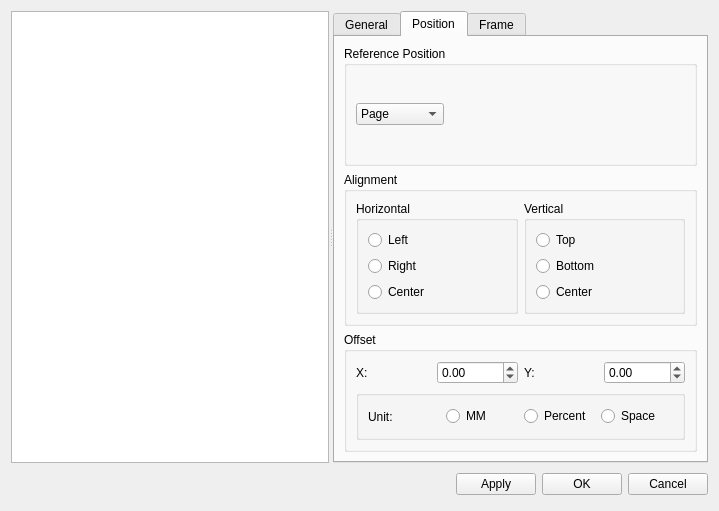
Above: mscore/mscore/textstyle.ui from musescore/musescore-old before the change. Below: the same form after it.
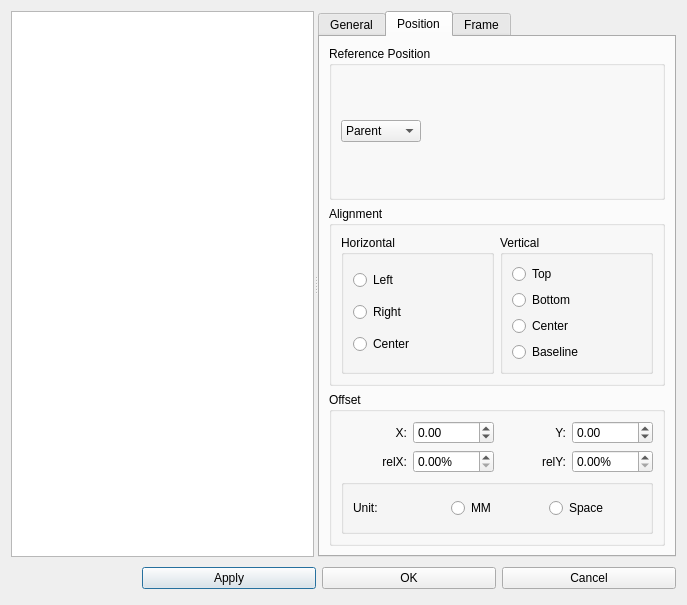
That is the form after the change. The open tabs and pages were chosen to show the change. Custom widgets are drawn as their Qt base class.

The edit to the form file:
```diff
--- a/mscore/mscore/textstyle.ui
+++ b/mscore/mscore/textstyle.ui
@@ -5,8 +5,8 @@
    <rect>
     <x>0</x>
     <y>0</y>
-    <width>719</width>
-    <height>511</height>
+    <width>687</width>
+    <height>605</height>
    </rect>
   </property>
   <property name="windowTitle" >
@@ -24,7 +24,7 @@
       </property>
       <widget class="QListWidget" name="textNames" >
        <property name="sizePolicy" >
-        <sizepolicy vsizetype="Fixed" hsizetype="Fixed" >
+        <sizepolicy vsizetype="Expanding" hsizetype="Expanding" >
          <horstretch>0</horstretch>
          <verstretch>0</verstretch>
         </sizepolicy>
@@ -35,6 +35,14 @@
         <number>0</number>
        </property>
        <widget class="QWidget" name="tab1" >
+        <property name="geometry" >
+         <rect>
+          <x>0</x>
+          <y>0</y>
+          <width>407</width>
+          <height>457</height>
+         </rect>
+        </property>
         <attribute name="title" >
          <string>General</string>
         </attribute>
@@ -235,7 +243,7 @@
              <property name="orientation" >
               <enum>Qt::Horizontal</enum>
              </property>
-             <property name="sizeHint" >
+             <property name="sizeHint" stdset="0" >
               <size>
                <width>40</width>
                <height>20</height>
@@ -275,6 +283,14 @@
         </layout>
        </widget>
        <widget class="QWidget" name="tab2" >
+        <property name="geometry" >
+         <rect>
+          <x>0</x>
+          <y>0</y>
+          <width>407</width>
+          <height>457</height>
+         </rect>
+        </property>
         <attribute name="title" >
          <string>Position</string>
         </attribute>
@@ -319,22 +335,22 @@
              <widget class="QComboBox" name="referencePos" >
               <item>
                <property name="text" >
-                <string>Page</string>
+                <string>Parent</string>
                </property>
               </item>
               <item>
                <property name="text" >
-                <string>Time Tick</string>
+                <string>Measure</string>
                </property>
               </item>
               <item>
                <property name="text" >
-                <string>Note Head</string>
+                <string>Staff</string>
                </property>
               </item>
               <item>
                <property name="text" >
-                <string>System</string>
+                <string>Segment</string>
                </property>
               </item>
              </widget>
@@ -344,7 +360,7 @@
               <property name="orientation" >
                <enum>Qt::Horizontal</enum>
               </property>
-              <property name="sizeHint" >
+              <property name="sizeHint" stdset="0" >
                <size>
                 <width>40</width>
                 <height>20</height>
@@ -463,6 +479,13 @@
                  </property>
                 </widget>
                </item>
+               <item>
+                <widget class="QRadioButton" name="radioButton" >
+                 <property name="text" >
+                  <string>Baseline</string>
+                 </property>
+                </widget>
+               </item>
               </layout>
              </widget>
             </item>
@@ -474,40 +497,10 @@
            <property name="title" >
             <string>Offset</string>
            </property>
-           <layout class="QVBoxLayout" >
-            <property name="spacing" >
-             <number>6</number>
-            </property>
-            <property name="leftMargin" >
-             <number>9</number>
-            </property>
-            <property name="topMargin" >
-             <number>9</number>
-            </property>
-            <property name="rightMargin" >
-             <number>9</number>
-            </property>
-            <property name="bottomMargin" >
-             <number>9</number>
-            </property>
+           <layout class="QVBoxLayout" name="verticalLayout" >
             <item>
-             <layout class="QHBoxLayout" >
-              <property name="spacing" >
-               <number>6</number>
-              </property>
-              <property name="leftMargin" >
-               <number>0</number>
-              </property>
-              <property name="topMargin" >
-               <number>0</number>
-              </property>
-              <property name="rightMargin" >
-               <number>0</number>
-              </property>
-              <property name="bottomMargin" >
-               <number>0</number>
-              </property>
-              <item>
+             <layout class="QGridLayout" name="gridLayout_2" >
+              <item row="0" column="0" >
                <widget class="QLabel" name="label_8" >
                 <property name="text" >
                  <string>X:</string>
@@ -515,12 +508,15 @@
                 <property name="textFormat" >
                  <enum>Qt::PlainText</enum>
                 </property>
+                <property name="alignment" >
+                 <set>Qt::AlignRight|Qt::AlignTrailing|Qt::AlignVCenter</set>
+                </property>
                </widget>
               </item>
-              <item>
+              <item row="0" column="1" >
                <widget class="QDoubleSpinBox" name="xOffset" >
                 <property name="sizePolicy" >
-                 <sizepolicy vsizetype="Fixed" hsizetype="Fixed" >
+                 <sizepolicy vsizetype="Fixed" hsizetype="Preferred" >
                   <horstretch>0</horstretch>
                   <verstretch>0</verstretch>
                  </sizepolicy>
@@ -533,7 +529,7 @@
                 </property>
                </widget>
               </item>
-              <item>
+              <item row="0" column="2" >
                <widget class="QLabel" name="label_9" >
                 <property name="text" >
                  <string>Y:</string>
@@ -541,12 +537,15 @@
                 <property name="textFormat" >
                  <enum>Qt::PlainText</enum>
                 </property>
+                <property name="alignment" >
+                 <set>Qt::AlignRight|Qt::AlignTrailing|Qt::AlignVCenter</set>
+                </property>
                </widget>
               </item>
-              <item>
+              <item row="0" column="3" >
                <widget class="QDoubleSpinBox" name="yOffset" >
                 <property name="sizePolicy" >
-                 <sizepolicy vsizetype="Fixed" hsizetype="Fixed" >
+                 <sizepolicy vsizetype="Fixed" hsizetype="Preferred" >
                   <horstretch>0</horstretch>
                   <verstretch>0</verstretch>
                  </sizepolicy>
@@ -559,6 +558,52 @@
                 </property>
                </widget>
               </item>
+              <item row="1" column="0" >
+               <widget class="QLabel" name="label_11" >
+                <property name="text" >
+                 <string>relX:</string>
+                </property>
+                <property name="alignment" >
+                 <set>Qt::AlignRight|Qt::AlignTrailing|Qt::AlignVCenter</set>
+                </property>
+               </widget>
+              </item>
+              <item row="1" column="1" >
+               <widget class="QDoubleSpinBox" name="doubleSpinBox" >
+                <property name="sizePolicy" >
+                 <sizepolicy vsizetype="Fixed" hsizetype="Preferred" >
+                  <horstretch>0</horstretch>
+                  <verstretch>0</verstretch>
+                 </sizepolicy>
+                </property>
+                <property name="suffix" >
+                 <string>%</string>
+                </property>
+               </widget>
+              </item>
+              <item row="1" column="2" >
+               <widget class="QLabel" name="label_12" >
+                <property name="text" >
+                 <string>relY:</string>
+                </property>
+                <property name="alignment" >
+                 <set>Qt::AlignRight|Qt::AlignTrailing|Qt::AlignVCenter</set>
+                </property>
+               </widget>
+              </item>
+              <item row="1" column="3" >
+               <widget class="QDoubleSpinBox" name="doubleSpinBox_2" >
+                <property name="sizePolicy" >
+                 <sizepolicy vsizetype="Fixed" hsizetype="Preferred" >
+                  <horstretch>0</horstretch>
+                  <verstretch>0</verstretch>
+                 </sizepolicy>
+                </property>
+                <property name="suffix" >
+                 <string>%</string>
+                </property>
+               </widget>
+              </item>
              </layout>
             </item>
             <item>
@@ -599,13 +644,6 @@
                  </property>
                 </widget>
                </item>
-               <item>
-                <widget class="QRadioButton" name="unitPercent" >
-                 <property name="text" >
-                  <string>Percent</string>
-                 </property>
-                </widget>
-               </item>
                <item>
                 <widget class="QRadioButton" name="unitSpace" >
                  <property name="text" >
@@ -622,10 +660,18 @@
         </layout>
        </widget>
        <widget class="QWidget" name="tab3" >
+        <property name="geometry" >
+         <rect>
+          <x>0</x>
+          <y>0</y>
+          <width>407</width>
+          <height>457</height>
+         </rect>
+        </property>
         <attribute name="title" >
          <string>Frame</string>
         </attribute>
-        <layout class="QGridLayout" >
+        <layout class="QGridLayout" name="gridLayout" >
          <item row="0" column="0" >
           <widget class="QLabel" name="label" >
            <property name="text" >
@@ -636,17 +682,17 @@
            </property>
           </widget>
          </item>
-         <item row="0" column="1" >
+         <item row="0" column="1" colspan="2" >
           <widget class="QDoubleSpinBox" name="borderWidth" />
          </item>
-         <item row="0" column="2" >
+         <item row="0" column="3" >
           <widget class="QLabel" name="label_5" >
            <property name="text" >
             <string>padding width</string>
            </property>
           </widget>
          </item>
-         <item row="0" column="3" >
+         <item row="0" column="4" >
           <widget class="QDoubleSpinBox" name="paddingWidth" />
          </item>
          <item row="1" column="0" >
@@ -659,7 +705,7 @@
            </property>
           </widget>
          </item>
-         <item row="1" column="1" >
+         <item row="1" column="1" colspan="2" >
           <widget class="QDoubleSpinBox" name="marginWidth" />
          </item>
          <item row="2" column="0" >
@@ -673,41 +719,48 @@
           </widget>
          </item>
          <item row="2" column="1" >
-          <widget class="QPushButton" name="borderColor" >
-           <property name="minimumSize" >
-            <size>
-             <width>60</width>
-             <height>0</height>
-            </size>
-           </property>
-           <property name="maximumSize" >
-            <size>
-             <width>60</width>
-             <height>16777215</height>
-            </size>
-           </property>
-           <property name="text" >
-            <string/>
-           </property>
-          </widget>
+          <widget class="Awl::ColorLabel" name="borderColor" />
          </item>
          <item row="2" column="2" >
+          <widget class="QToolButton" name="borderColorSelect" >
+           <property name="text" >
+            <string>CS</string>
+           </property>
+          </widget>
+         </item>
+         <item row="2" column="3" >
           <widget class="QLabel" name="label_3" >
            <property name="text" >
             <string>border style</string>
            </property>
           </widget>
          </item>
-         <item row="2" column="3" >
+         <item row="2" column="4" >
           <widget class="QSpinBox" name="borderStyle" />
          </item>
-         <item row="3" column="0" colspan="4" >
+         <item row="3" column="0" colspan="5" >
           <widget class="QGroupBox" name="framePreview" >
+           <property name="sizePolicy" >
+            <sizepolicy vsizetype="Expanding" hsizetype="Expanding" >
+             <horstretch>0</horstretch>
+             <verstretch>0</verstretch>
+            </sizepolicy>
+           </property>
            <property name="title" >
             <string>Preview</string>
            </property>
           </widget>
          </item>
+         <item row="1" column="3" >
+          <widget class="QLabel" name="label_6" >
+           <property name="text" >
+            <string>frame round</string>
+           </property>
+          </widget>
+         </item>
+         <item row="1" column="4" >
+          <widget class="QSpinBox" name="frameRound" />
+         </item>
         </layout>
        </widget>
       </widget>
@@ -736,7 +789,10 @@
        <property name="orientation" >
         <enum>Qt::Horizontal</enum>
        </property>
-       <property name="sizeHint" >
+       <property name="sizeType" >
+        <enum>QSizePolicy::Preferred</enum>
+       </property>
+       <property name="sizeHint" stdset="0" >
         <size>
          <width>131</width>
          <height>31</height>
@@ -746,6 +802,12 @@
      </item>
      <item>
       <widget class="QPushButton" name="buttonApply" >
+       <property name="sizePolicy" >
+        <sizepolicy vsizetype="Fixed" hsizetype="Preferred" >
+         <horstretch>0</horstretch>
+         <verstretch>0</verstretch>
+        </sizepolicy>
+       </property>
        <property name="text" >
         <string>Apply</string>
        </property>
@@ -753,6 +815,12 @@
      </item>
      <item>
       <widget class="QPushButton" name="buttonOk" >
+       <property name="sizePolicy" >
+        <sizepolicy vsizetype="Fixed" hsizetype="Preferred" >
+         <horstretch>0</horstretch>
+         <verstretch>0</verstretch>
+        </sizepolicy>
+       </property>
        <property name="text" >
         <string>OK</string>
        </property>
@@ -760,6 +828,12 @@
      </item>
      <item>
       <widget class="QPushButton" name="buttonCancel" >
+       <property name="sizePolicy" >
+        <sizepolicy vsizetype="Fixed" hsizetype="Preferred" >
+         <horstretch>0</horstretch>
+         <verstretch>0</verstretch>
+        </sizepolicy>
+       </property>
        <property name="text" >
         <string>Cancel</string>
        </property>
@@ -769,6 +843,14 @@
    </item>
   </layout>
  </widget>
+ <customwidgets>
+  <customwidget>
+   <class>Awl::ColorLabel</class>
+   <extends>QFrame</extends>
+   <header>awl/colorlabel.h</header>
+   <container>1</container>
+  </customwidget>
+ </customwidgets>
  <resources/>
  <connections>
   <connection>
```
